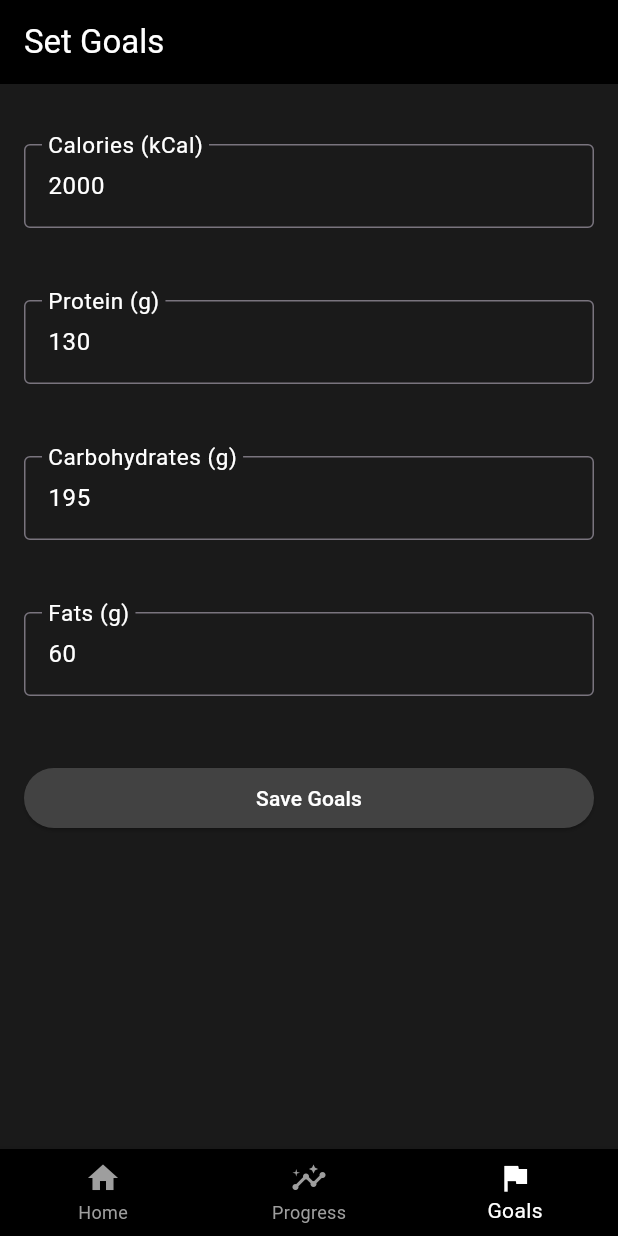
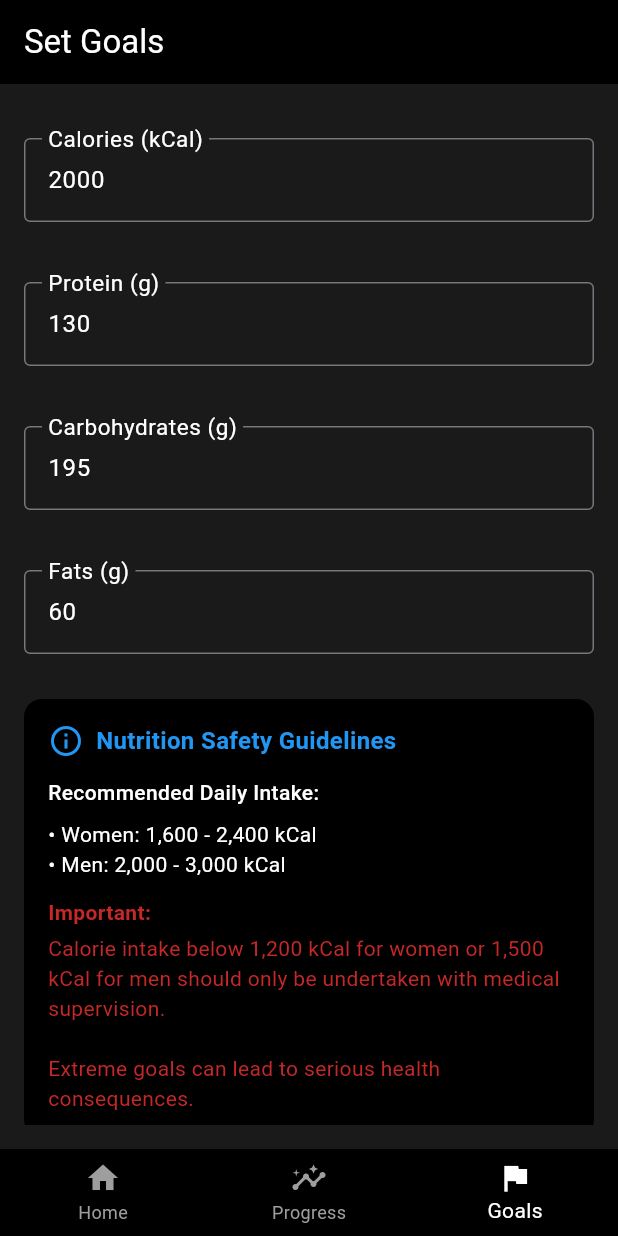
Before and after one commit to fauxcat/final-year-project, a Flutter app: the screen it shows after launch, item 3 of the bottom bar chosen, on a phone screen of 412 x 824 dp. Run offline on Flutter 3.47's test engine with Material 3 defaults, Android fonts, the phone set to English and light mode, and no system bars; our stand-ins replace hive, hive_flutter; missing offline and left inert: openfoodfacts; accounts and stored records are empty.

```diff
--- a/final_year_project/lib/main.dart
+++ b/final_year_project/lib/main.dart
@@ -3,6 +3,7 @@ import 'package:flutter/services.dart'; // To set window size
 import 'services/hive_service.dart'; // To initialise hive db
 import 'screens/home_screen.dart'; // To load to home screen on startup
 import 'screens/goals_screen.dart'; // To load goals screen
+import 'screens/progress_screen.dart'; // To load progress screen
 
 void main() async {
   // Initialise Flutter engine
@@ -75,8 +76,8 @@ class _MainNavigationWrapperState extends State<MainNavigationWrapper> {
   // List of screens
   final List<Widget> _screens = const [
     HomeScreen(), // Main/home/dashboard screen
-    PlaceholderScreen(title: 'Progress'), // Placeholder for progress
-    GoalsScreen(), // Placeholder for goals
+    ProgressScreen(), // Progress screen
+    GoalsScreen(), // Goal setting screen
   ];
 
   void _onItemTapped(int index) {
--- a/final_year_project/lib/screens/goals_screen.dart
+++ b/final_year_project/lib/screens/goals_screen.dart
@@ -47,6 +47,8 @@ class _GoalsScreenState extends State<GoalsScreen> {
               _buildGoalField('Protein (g)', _proteinController),
               _buildGoalField('Carbohydrates (g)', _carbsController),
               _buildGoalField('Fats (g)', _fatsController),
+              // Safety guidelines card
+              _buildSafetyGuidelines(),
               const SizedBox(height: 20),
               // Save button with validation
               ElevatedButton(
@@ -63,7 +65,7 @@ class _GoalsScreenState extends State<GoalsScreen> {
   // Method to standardise goal input fields
   Widget _buildGoalField(String label, TextEditingController controller) {
     return Padding(
-      padding: const EdgeInsets.symmetric(vertical: 24.0),
+      padding: const EdgeInsets.symmetric(vertical: 20.0),
       child: TextFormField(
         controller: controller,
         decoration: InputDecoration(
@@ -83,9 +85,83 @@ class _GoalsScreenState extends State<GoalsScreen> {
     );
   }
 
-  // Save goals to Hive after validation
-  void _saveGoals() {
+  Widget _buildSafetyGuidelines() {
+    return Card(
+      color: Colors.black, //
+      margin: const EdgeInsets.symmetric(vertical: 10),
+      child: Padding(
+        padding: const EdgeInsets.all(16.0),
+        child: Column(
+          crossAxisAlignment: CrossAxisAlignment.start,
+          children: [
+            const Row(
+              children: [
+                Icon(Icons.info_outline, color: Colors.blue),
+                SizedBox(width: 8),
+                Text(
+                  'Nutrition Safety Guidelines',
+                  style: TextStyle(
+                    fontWeight: FontWeight.bold,
+                    fontSize: 16,
+                    color: Colors.blue,
+                  ),
+                ),
+              ],
+            ),
+            const SizedBox(height: 12),
+            const Text(
+              'Recommended Daily Intake:',
+              style: TextStyle(fontWeight: FontWeight.w500),
+            ),
+            const SizedBox(height: 8),
+            const Text('• Women: 1,600 - 2,400 kCal'),
+            const Text('• Men: 2,000 - 3,000 kCal'),
+            const SizedBox(height: 12),
+            Text(
+              'Important:',
+              style: TextStyle(
+                color: Colors.red[800],
+                fontWeight: FontWeight.bold,
+              ),
+            ),
+            const SizedBox(height: 4),
+            Text(
+              'Calorie intake below 1,200 kCal for women or 1,500 kCal for men '
+              'should only be undertaken with medical supervision. '
+              '\n\nExtreme goals can lead to serious health consequences.',
+              style: TextStyle(color: Colors.red[800]),
+            ),
+          ],
+        ),
+      ),
+    );
+  }
+
+  // Show warning dialog if goals are outside recommended range
+  void _saveGoals() async {
     if (_formKey.currentState!.validate()) {
+      final calories = double.parse(_caloriesController.text);
+
+      if (calories < 1500) {
+        await _showWarningDialog(
+          'Extremely Low Calorie Goal',
+          'Goals below 1,200 kCal/day are generally not recommended without medical supervision. '
+              '\n\nThis can lead to nutrient deficiencies and other health risks.',
+        );
+      } else if (calories > 3000) {
+        await _showWarningDialog(
+          'High Calorie Goal',
+          'Goals above 3,000 kCal/day should be set with caution. '
+              '\n\nEnsure this aligns with your activity level and health goals.',
+        );
+      }
+
+      _saveConfirmed();
+    }
+  }
+
+  // Saving goals to database after validation and warnings
+  void _saveConfirmed() {
     NutritionGoals newGoals = NutritionGoals(
       calories: double.parse(_caloriesController.text),
       protein: double.parse(_proteinController.text),
@@ -93,10 +169,41 @@ class _GoalsScreenState extends State<GoalsScreen> {
       fats: double.parse(_fatsController.text),
     );
     HiveService.saveGoals(newGoals);
-      // Show confirmation message
     ScaffoldMessenger.of(context).showSnackBar(
-        const SnackBar(content: Text('Goals updated!')),
+      const SnackBar(
+        content: Text('Goals updated!'),
+        duration: Duration(seconds: 2),
+      ),
+    );
+  }
+
+  // Show warning dialog for extreme goals
+  Future<void> _showWarningDialog(String title, String message) async {
+    return showDialog<void>(
+      context: context,
+      barrierDismissible: false,
+      builder: (BuildContext context) {
+        return AlertDialog(
+          backgroundColor: Colors.grey[850],
+          title: Text(
+            title,
+            style: const TextStyle(color: Colors.white),
+          ),
+          content: Text(
+            message,
+            style: const TextStyle(color: Colors.white),
+          ),
+          actions: <Widget>[
+            TextButton(
+              child: const Text(
+                'I Understand',
+                style: TextStyle(color: Colors.white),
+              ),
+              onPressed: () => Navigator.of(context).pop(),
+            ),
+          ],
+        );
+      },
     );
   }
 }
-}
```
Also changed, not shown: final_year_project/lib/screens/progress_screen.dart (added, +246 -0 lines). Lines whose indentation alone changed are shown as unchanged.
